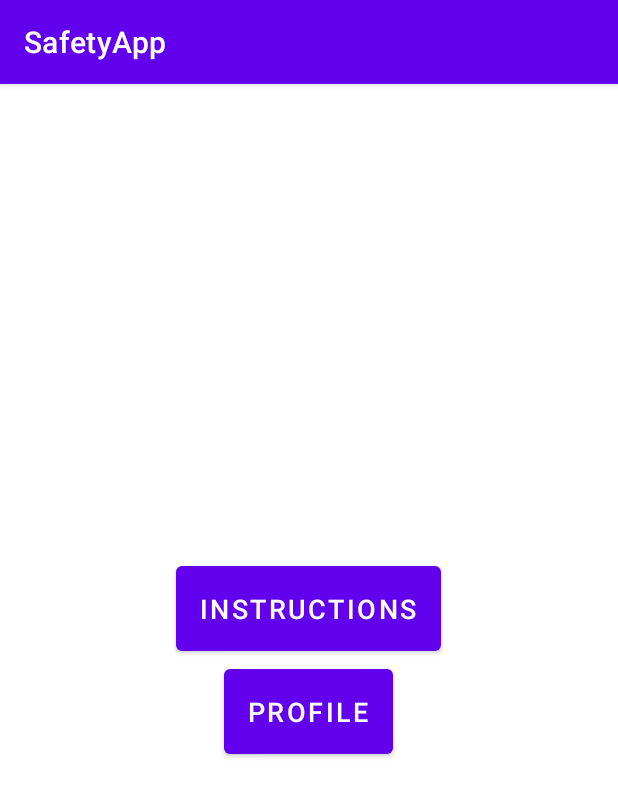
After one commit to AayushViswase/SafetyAPP, an Android app: the HomePageActivity screen opened directly, with no data from a screen before it, on a phone screen of 412 x 824 dp. The commit adds this screen. Shown: the top 797 px of the screen. Run offline under Robolectric (Android 15) with nearby library versions, the phone set to English and light mode, and no system bars.

Commit message:
HomePageActivity Created

```diff
--- a/SafetyApp2/app/src/main/java/com/example/safetyapp/ChangePasswordActivity.java
+++ b/SafetyApp2/app/src/main/java/com/example/safetyapp/ChangePasswordActivity.java
@@ -38,7 +38,7 @@ public class ChangePasswordActivity extends AppCompatActivity {
     protected void onCreate(Bundle savedInstanceState) {
         super.onCreate(savedInstanceState);
         setContentView(R.layout.activity_change_password);
-        getSupportActionBar().setTitle("Change Password");
+        Objects.requireNonNull(getSupportActionBar()).setTitle("Change Password");
 
         editTextPwdNew=findViewById(R.id.editText_change_pwd_new);
         editTextPwdCurr=findViewById(R.id.editText_change_pwd_current);
--- /dev/null
+++ b/SafetyApp2/app/src/main/java/com/example/safetyapp/HomePageActivity.java
@@ -0,0 +1,79 @@
+package com.example.safetyapp;
+
+import android.content.DialogInterface;
+import android.content.Intent;
+import android.os.Bundle;
+import android.view.View;
+import android.widget.Button;
+import android.widget.Toast;
+
+import androidx.appcompat.app.AlertDialog;
+import androidx.appcompat.app.AppCompatActivity;
+
+import java.util.Objects;
+
+public class HomePageActivity extends AppCompatActivity {
+    @Override
+    public void onBackPressed() {
+        Toast.makeText(HomePageActivity.this, "Can Not Close App. Please remove from memory", Toast.LENGTH_SHORT).show();
+    }
+
+        @Override
+        protected void onCreate(Bundle savedInstanceState) {
+            super.onCreate(savedInstanceState);
+            setContentView(R.layout.activity_home_page);
+
+
+            Button instructionButton = findViewById(R.id.buton_instruction);
+            Button profileButton = findViewById(R.id.button_profile);
+
+            // Set onClickListener for instruction button
+            instructionButton.setOnClickListener(new View.OnClickListener() {
+                @Override
+                public void onClick(View view) {
+                    // Handle instruction button click
+                    showAlertDialog();
+
+                }
+            });
+
+
+
+            // Set onClickListener for profile button
+            profileButton.setOnClickListener(new View.OnClickListener() {
+                @Override
+                public void onClick(View view) {
+                    // Handle profile button click
+                    startActivity(new Intent(HomePageActivity.this,UserProfileActivity.class));
+
+                }
+            });
+        }
+
+    private void showAlertDialog() {
+        AlertDialog.Builder builder=new AlertDialog.Builder(HomePageActivity.this);
+        builder.setTitle("App Instructions");
+        builder.setMessage("WRITE INSTRUCTIONS *");
+
+
+
+        //Return to Home activity is user presses OK button
+        builder.setNeutralButton("OK", new DialogInterface.OnClickListener() {
+            @Override
+            public void onClick(DialogInterface dialog, int which) {
+                dialog.cancel();
+            }
+        });
+
+        AlertDialog alertDialog= builder.create();
+
+        //cahnge Color
+        alertDialog.setOnShowListener(new DialogInterface.OnShowListener() {
+            @Override
+            public void onShow(DialogInterface dialog) {
+                alertDialog.getButton(AlertDialog.BUTTON_POSITIVE).setTextColor(getResources().getColor(R.color.red));
+            }
+        });
+        alertDialog.show();
+    }
+}
--- a/SafetyApp2/app/src/main/java/com/example/safetyapp/ReadWriteUserDetails.java
+++ b/SafetyApp2/app/src/main/java/com/example/safetyapp/ReadWriteUserDetails.java
@@ -7,7 +7,7 @@ public class ReadWriteUserDetails {
     public ReadWriteUserDetails() {
     }
 
-    public ReadWriteUserDetails(String doB,String fullName,  String gender,String mobile) {
+    public ReadWriteUserDetails(String doB,String fullName,String gender,String mobile) {
         this.fullName = fullName;
         this.doB = doB;
         this.gender = gender;
--- a/SafetyApp2/app/src/main/java/com/example/safetyapp/UserProfileActivity.java
+++ b/SafetyApp2/app/src/main/java/com/example/safetyapp/UserProfileActivity.java
@@ -37,12 +37,14 @@ public class UserProfileActivity extends AppCompatActivity {
     private ImageView imageView;
     private FirebaseAuth authProfile;
     private SwipeRefreshLayout swipeContainer;
+
     @Override
     protected void onCreate(Bundle savedInstanceState) {
         super.onCreate(savedInstanceState);
         setContentView(R.layout.activity_user_profile);
-        Objects.requireNonNull(getSupportActionBar()).setTitle("Home");
-        getSupportActionBar().setDisplayHomeAsUpEnabled(false);
+        Objects.requireNonNull(getSupportActionBar()).setTitle("Profile");
+        getSupportActionBar().setDisplayHomeAsUpEnabled(true);
+
 
         swipeToReferesh();
 
--- /dev/null
+++ b/SafetyApp2/app/src/main/res/layout/activity_home_page.xml
@@ -0,0 +1,31 @@
+<androidx.swiperefreshlayout.widget.SwipeRefreshLayout xmlns:android="http://schemas.android.com/apk/res/android"
+    xmlns:tools="http://schemas.android.com/tools"
+
+    android:layout_width="match_parent"
+    android:layout_height="match_parent"
+    tools:context=".HomePageActivity">
+
+    <LinearLayout
+    android:orientation="vertical"
+    android:layout_width="match_parent"
+    android:layout_height="match_parent"
+    android:gravity="center">
+
+    <Button
+        android:id="@+id/buton_instruction"
+        android:text="@string/instructions"
+        android:layout_width="wrap_content"
+        android:layout_height="wrap_content"
+        android:padding="16dp"
+        android:textSize="18sp"/>
+
+    <Button
+        android:id="@+id/button_profile"
+        android:text="@string/profile"
+        android:layout_width="wrap_content"
+        android:layout_height="wrap_content"
+        android:padding="16dp"
+        android:textSize="18sp"/>
+
+</LinearLayout>
+</androidx.swiperefreshlayout.widget.SwipeRefreshLayout>
--- a/SafetyApp2/app/src/main/res/values/strings.xml
+++ b/SafetyApp2/app/src/main/res/values/strings.xml
@@ -23,5 +23,7 @@
     <string name="mobile">Mobile</string>
     <string name="registered_user_since">Register User</string>
     <string name="i_agree_with_the_terms_of_service_and_privacy_policy">I agree with the Terms of Service and Privacy Policy</string>
+    <string name="profile">Profile</string>
+    <string name="instructions">Instructions</string>
 
 </resources>
```
Also changed, not shown: SafetyApp2/app/src/main/AndroidManifest.xml (+37 -31 lines), SafetyApp2/app/src/main/java/com/example/safetyapp/LoginActivity.java (+17 -39 lines), SafetyApp2/app/src/main/res/layout/activity_login.xml (+23 -26 lines).
